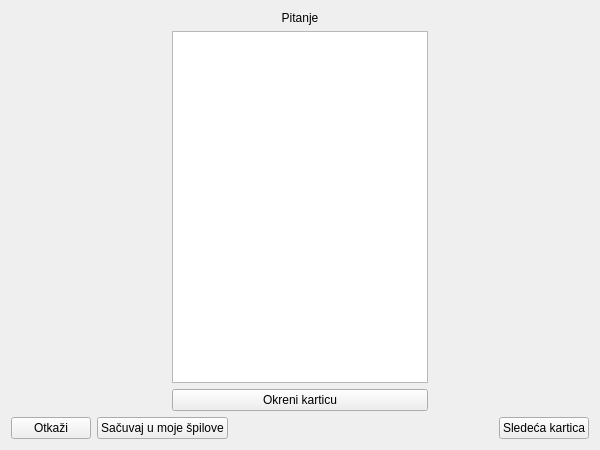
The window that app/forms/deckpreviewwindow.ui (bogdans55/StudySphere) describes before a commit, drawn with Qt 5.
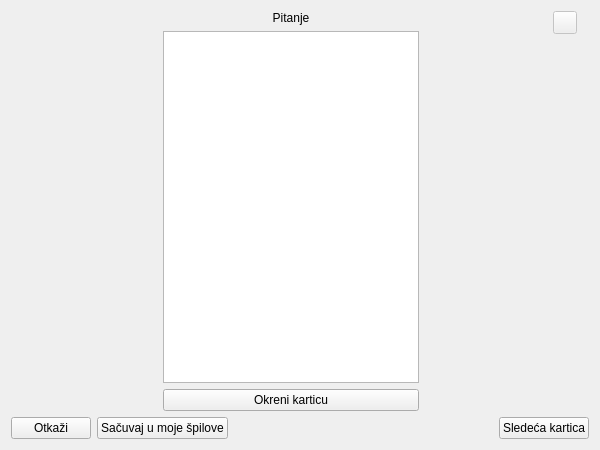
The same window after the commit. Icons and pictures are not drawn.

```diff
--- a/app/forms/deckpreviewwindow.ui
+++ b/app/forms/deckpreviewwindow.ui
@@ -20,8 +20,8 @@
    <iconset resource="../res/icons.qrc">
     <normaloff>:/icons/logo.png</normaloff>:/icons/logo.png</iconset>
   </property>
-  <layout class="QVBoxLayout" name="verticalLayout">
-   <item>
+  <layout class="QGridLayout" name="gridLayout">
+   <item row="0" column="0">
     <layout class="QHBoxLayout" name="horizontalLayout_card_2">
      <item>
       <spacer name="horizontalSpacer_3">
@@ -65,6 +65,10 @@
       </layout>
      </item>
      <item>
+      <layout class="QVBoxLayout" name="verticalLayout">
+       <item>
+        <layout class="QHBoxLayout" name="horizontalLayout">
+         <item>
       <spacer name="horizontalSpacer_4">
        <property name="orientation">
         <enum>Qt::Horizontal</enum>
@@ -77,9 +81,36 @@
        </property>
       </spacer>
      </item>
+         <item>
+          <widget class="QToolButton" name="toolButton_difficulty_preview">
+           <property name="enabled">
+            <bool>false</bool>
+           </property>
+           <property name="text">
+            <string/>
+           </property>
+          </widget>
+         </item>
     </layout>
    </item>
    <item>
+        <spacer name="verticalSpacer">
+         <property name="orientation">
+          <enum>Qt::Vertical</enum>
+         </property>
+         <property name="sizeHint" stdset="0">
+          <size>
+           <width>20</width>
+           <height>40</height>
+          </size>
+         </property>
+        </spacer>
+       </item>
+      </layout>
+     </item>
+    </layout>
+   </item>
+   <item row="1" column="0" colspan="3">
     <layout class="QHBoxLayout" name="horizontalLayout_grade_2">
      <item>
       <widget class="QPushButton" name="pushButton_cancel">
```
Lines whose indentation alone changed are shown as unchanged.
